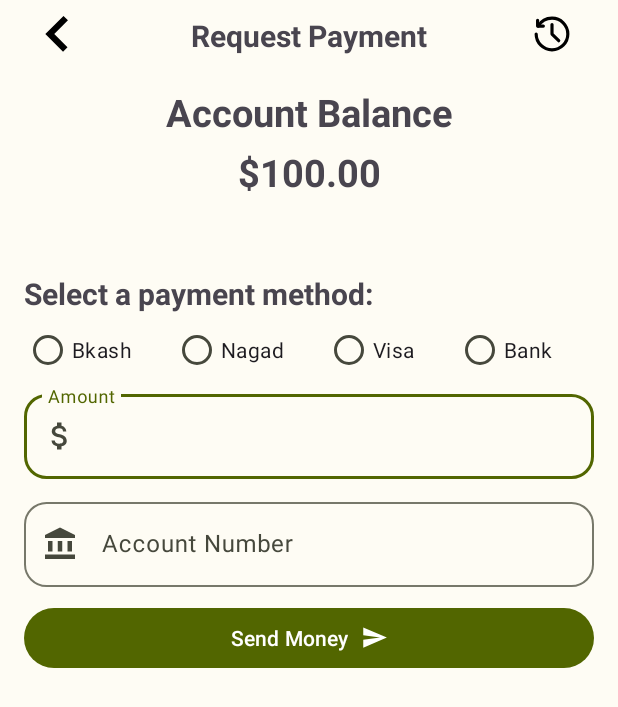
After one commit to SagarKarmoker/TutorBridge, an Android app: the RequestPayment screen opened directly, with no data from a screen before it, on a phone screen of 412 x 824 dp. The commit adds this screen. Shown: the top 707 px of the screen. Run offline under Robolectric (Android 15) with nearby library versions, the phone set to English and light mode, and no system bars.

Commit message:
Mentor RequestPayment added

```diff
--- a/app/src/main/AndroidManifest.xml
+++ b/app/src/main/AndroidManifest.xml
@@ -13,10 +13,11 @@
         android:theme="@style/Theme.TutorBridge"
         tools:targetApi="31">
         <activity
+            android:name=".RequestPayment"
+            android:exported="false" />
+        <activity
             android:name=".HomeActivity"
-            android:exported="true">
-
-        </activity>
+            android:exported="true"></activity>
         <activity
             android:name=".DashboardActivity"
             android:exported="true">
@@ -28,9 +29,7 @@
         </activity>
         <activity
             android:name=".MainActivity"
-            android:exported="true">
-
-        </activity>
+            android:exported="true"></activity>
     </application>
 
 </manifest>
--- /dev/null
+++ b/app/src/main/java/com/cse489/tutorbridge/RequestPayment.java
@@ -0,0 +1,14 @@
+package com.cse489.tutorbridge;
+
+import androidx.appcompat.app.AppCompatActivity;
+
+import android.os.Bundle;
+
+public class RequestPayment extends AppCompatActivity {
+
+    @Override
+    protected void onCreate(Bundle savedInstanceState) {
+        super.onCreate(savedInstanceState);
+        setContentView(R.layout.activity_request_payment);
+    }
+}
--- /dev/null
+++ b/app/src/main/res/drawable/account.xml
@@ -0,0 +1,9 @@
+<vector android:height="24dp" android:tint="#000000"
+    android:viewportHeight="24" android:viewportWidth="24"
+    android:width="24dp" xmlns:android="http://schemas.android.com/apk/res/android">
+    <path android:fillColor="@android:color/white" android:pathData="M4,10h3v7h-3z"/>
+    <path android:fillColor="@android:color/white" android:pathData="M10.5,10h3v7h-3z"/>
+    <path android:fillColor="@android:color/white" android:pathData="M2,19h20v3h-20z"/>
+    <path android:fillColor="@android:color/white" android:pathData="M17,10h3v7h-3z"/>
+    <path android:fillColor="@android:color/white" android:pathData="M12,1l-10,5l0,2l20,0l0,-2z"/>
+</vector>
--- /dev/null
+++ b/app/src/main/res/drawable/money.xml
@@ -0,0 +1,5 @@
+<vector android:height="24dp" android:tint="#000000"
+    android:viewportHeight="24" android:viewportWidth="24"
+    android:width="24dp" xmlns:android="http://schemas.android.com/apk/res/android">
+    <path android:fillColor="@android:color/white" android:pathData="M11.8,10.9c-2.27,-0.59 -3,-1.2 -3,-2.15 0,-1.09 1.01,-1.85 2.7,-1.85 1.78,0 2.44,0.85 2.5,2.1h2.21c-0.07,-1.72 -1.12,-3.3 -3.21,-3.81V3h-3v2.16c-1.94,0.42 -3.5,1.68 -3.5,3.61 0,2.31 1.91,3.46 4.7,4.13 2.5,0.6 3,1.48 3,2.41 0,0.69 -0.49,1.79 -2.7,1.79 -2.06,0 -2.87,-0.92 -2.98,-2.1h-2.2c0.12,2.19 1.76,3.42 3.68,3.83V21h3v-2.15c1.95,-0.37 3.5,-1.5 3.5,-3.55 0,-2.84 -2.43,-3.81 -4.7,-4.4z"/>
+</vector>
--- a/app/src/main/res/drawable/send.xml
+++ b/app/src/main/res/drawable/send.xml
@@ -1,9 +1,5 @@
-<vector xmlns:android="http://schemas.android.com/apk/res/android"
-    android:width="800dp"
-    android:height="800dp"
-    android:viewportWidth="24"
-    android:viewportHeight="24">
-  <path
-      android:pathData="M16.139,2.959L7.109,5.959C1.039,7.989 1.039,11.299 7.109,13.319L9.789,14.209L10.679,16.889C12.699,22.959 16.019,22.959 18.039,16.889L21.049,7.869C22.389,3.819 20.189,1.609 16.139,2.959ZM16.459,8.339L12.659,12.159C12.509,12.309 12.319,12.379 12.129,12.379C11.939,12.379 11.749,12.309 11.599,12.159C11.309,11.869 11.309,11.389 11.599,11.099L15.399,7.279C15.689,6.989 16.169,6.989 16.459,7.279C16.749,7.569 16.749,8.049 16.459,8.339Z"
-      android:fillColor="#292D32"/>
+<vector android:autoMirrored="true" android:height="24dp"
+    android:tint="#000000" android:viewportHeight="24"
+    android:viewportWidth="24" android:width="24dp" xmlns:android="http://schemas.android.com/apk/res/android">
+    <path android:fillColor="@android:color/white" android:pathData="M2.01,21L23,12 2.01,3 2,10l15,2 -15,2z"/>
 </vector>
--- /dev/null
+++ b/app/src/main/res/layout/activity_request_payment.xml
@@ -0,0 +1,208 @@
+<?xml version="1.0" encoding="utf-8"?>
+<androidx.constraintlayout.widget.ConstraintLayout
+    xmlns:android="http://schemas.android.com/apk/res/android"
+    xmlns:app="http://schemas.android.com/apk/res-auto"
+    xmlns:tools="http://schemas.android.com/tools"
+    android:layout_width="match_parent"
+    android:layout_height="match_parent"
+    tools:context=".RequestPayment"
+    android:paddingLeft="16dp"
+    android:paddingRight="16dp">
+
+    <RelativeLayout
+        android:id="@+id/rePayBar"
+        android:layout_width="match_parent"
+        android:layout_height="wrap_content"
+        app:layout_constraintLeft_toLeftOf="parent"
+        app:layout_constraintRight_toRightOf="parent"
+        app:layout_constraintTop_toTopOf="parent"
+        android:layout_marginTop="10dp"
+        >
+
+        <ImageView
+            android:id="@+id/rePayBackBtn"
+            android:layout_width="25dp"
+            android:layout_height="25dp"
+            android:clickable="true"
+            android:focusable="true"
+            android:src="@drawable/back"
+            android:layout_marginLeft="10dp"/>
+
+        <TextView
+            android:layout_width="wrap_content"
+            android:layout_height="wrap_content"
+            android:layout_centerInParent="true"
+            android:text="Request Payment"
+            android:textSize="20sp"
+            android:textStyle="bold" />
+
+        <ImageView
+            android:id="@+id/paymentHistoryBtn"
+            android:layout_width="25dp"
+            android:layout_height="25dp"
+            android:clickable="true"
+            android:focusable="true"
+            android:src="@drawable/history"
+            android:layout_marginRight="15dp"
+            android:layout_alignParentEnd="true"
+            />
+
+    </RelativeLayout>
+
+    <TextView
+        android:id="@+id/payTitle"
+        android:layout_width="wrap_content"
+        android:layout_height="wrap_content"
+        android:text="Account Balance"
+        app:layout_constraintLeft_toLeftOf="parent"
+        app:layout_constraintRight_toRightOf="parent"
+        app:layout_constraintTop_toBottomOf="@id/rePayBar"
+        android:layout_marginTop="20dp"
+        android:textStyle="bold"
+        android:textSize="25sp"
+        />
+
+    <TextView
+        android:id="@+id/balanceTv"
+        android:layout_width="wrap_content"
+        android:layout_height="wrap_content"
+        android:text="$100.00"
+        app:layout_constraintLeft_toLeftOf="parent"
+        app:layout_constraintRight_toRightOf="parent"
+        app:layout_constraintTop_toBottomOf="@id/payTitle"
+        android:layout_marginTop="5dp"
+        android:textStyle="bold"
+        android:textSize="25sp"
+        />
+
+    <TextView
+        android:id="@+id/methodTv"
+        android:layout_width="wrap_content"
+        android:layout_height="wrap_content"
+        android:text="Select a payment method:"
+        app:layout_constraintLeft_toLeftOf="parent"
+        app:layout_constraintTop_toBottomOf="@id/balanceTv"
+        android:layout_marginTop="50dp"
+        android:textStyle="bold"
+        android:textSize="20sp"
+        />
+
+    <RadioGroup
+        android:id="@+id/rePayRadioGroup"
+        android:layout_width="match_parent"
+        android:layout_height="wrap_content"
+        app:layout_constraintLeft_toLeftOf="parent"
+        app:layout_constraintRight_toRightOf="parent"
+        app:layout_constraintTop_toBottomOf="@id/methodTv"
+        android:orientation="horizontal"
+
+        >
+        <com.google.android.material.radiobutton.MaterialRadioButton
+            android:layout_width="wrap_content"
+            android:layout_height="wrap_content"
+            android:layout_weight="1"
+            android:text="Bkash"/>
+        <com.google.android.material.radiobutton.MaterialRadioButton
+            android:layout_width="wrap_content"
+            android:layout_height="wrap_content"
+            android:layout_weight="1"
+            android:text="Nagad"/>
+        <com.google.android.material.radiobutton.MaterialRadioButton
+            android:layout_width="wrap_content"
+            android:layout_height="wrap_content"
+            android:layout_weight="1"
+            android:text="Visa"/>
+        <com.google.android.material.radiobutton.MaterialRadioButton
+            android:layout_width="wrap_content"
+            android:layout_height="wrap_content"
+            android:layout_weight="1"
+            android:text="Bank"/>
+    </RadioGroup>
+
+    <com.google.android.material.textfield.TextInputLayout
+        android:id="@+id/amountCard"
+        android:layout_width="match_parent"
+        android:layout_height="wrap_content"
+        app:layout_constraintLeft_toLeftOf="parent"
+        app:layout_constraintRight_toRightOf="parent"
+        app:layout_constraintTop_toBottomOf="@id/rePayRadioGroup"
+        app:boxCornerRadiusBottomEnd="15dp"
+        app:boxCornerRadiusBottomStart="15dp"
+        app:boxCornerRadiusTopEnd="15dp"
+        app:boxCornerRadiusTopStart="15dp"
+        android:hint="Amount"
+        app:startIconDrawable="@drawable/money"
+        >
+
+        <com.google.android.material.textfield.TextInputEditText
+            android:id="@+id/amountRePay"
+            android:layout_width="match_parent"
+            android:layout_height="wrap_content"
+            android:inputType="numberDecimal"
+            />
+
+    </com.google.android.material.textfield.TextInputLayout>
+
+    <com.google.android.material.textfield.TextInputLayout
+        android:id="@+id/acCard"
+        android:layout_width="match_parent"
+        android:layout_height="wrap_content"
+        app:layout_constraintLeft_toLeftOf="parent"
+        app:layout_constraintRight_toRightOf="parent"
+        app:layout_constraintTop_toBottomOf="@id/amountCard"
+        app:boxCornerRadiusBottomEnd="15dp"
+        app:boxCornerRadiusBottomStart="15dp"
+        app:boxCornerRadiusTopEnd="15dp"
+        app:boxCornerRadiusTopStart="15dp"
+        android:hint="Account Number"
+        app:startIconDrawable="@drawable/account"
+        android:layout_marginTop="10dp"
+        >
+
+        <com.google.android.material.textfield.TextInputEditText
+            android:id="@+id/accountNumber"
+            android:layout_width="match_parent"
+            android:layout_height="wrap_content"
+            android:inputType="text"
+            />
+
+    </com.google.android.material.textfield.TextInputLayout>
+
+    <com.google.android.material.textfield.TextInputLayout
+        android:id="@+id/bankCard"
+        android:layout_width="match_parent"
+        android:layout_height="wrap_content"
+        app:layout_constraintLeft_toLeftOf="parent"
+        app:layout_constraintRight_toRightOf="parent"
+        app:layout_constraintTop_toBottomOf="@id/acCard"
+        app:boxCornerRadiusBottomEnd="15dp"
+        app:boxCornerRadiusBottomStart="15dp"
+        app:boxCornerRadiusTopEnd="15dp"
+        app:boxCornerRadiusTopStart="15dp"
+        android:hint="Bank Name"
+        app:startIconDrawable="@drawable/account"
+        android:layout_marginTop="10dp"
+        android:visibility="gone"
+        >
+
+        <com.google.android.material.textfield.TextInputEditText
+            android:id="@+id/bankName"
+            android:layout_width="match_parent"
+            android:layout_height="wrap_content"
+            android:inputType="text"
+            />
+
+    </com.google.android.material.textfield.TextInputLayout>
+
+    <com.google.android.material.button.MaterialButton
+        android:layout_width="match_parent"
+        android:layout_height="wrap_content"
+        android:text="Send Money"
+        app:layout_constraintLeft_toLeftOf="parent"
+        app:layout_constraintRight_toRightOf="parent"
+        app:layout_constraintTop_toBottomOf="@id/bankCard"
+        android:layout_marginTop="10dp"
+        app:icon="@drawable/send"
+        app:iconGravity="textEnd"/>
+
+</androidx.constraintlayout.widget.ConstraintLayout>
--- a/app/src/main/res/layout/fragment_profile.xml
+++ b/app/src/main/res/layout/fragment_profile.xml
@@ -187,18 +187,18 @@
                 android:fontFamily="sans-serif"
                 android:text="Programming, Java, Android"
                 android:textSize="18sp" />
+        </LinearLayout>
 
         <com.google.android.material.floatingactionbutton.FloatingActionButton
             android:layout_width="wrap_content"
             android:layout_height="wrap_content"
             android:layout_gravity="end|bottom"
-                android:layout_marginRight="5dp"
-                android:layout_marginBottom="20dp"
-                android:layout_marginTop="40dp"
+            android:layout_marginRight="15dp"
+            android:layout_marginBottom="100dp"
             android:src="@drawable/wallet"
             android:tooltipText="Request Payment"
+            app:layout_constraintRight_toRightOf="parent"
+            app:layout_constraintBottom_toBottomOf="parent"
             />
-
-        </LinearLayout>
     </androidx.constraintlayout.widget.ConstraintLayout>
 </FrameLayout>
```
Lines whose indentation alone changed are shown as unchanged.
